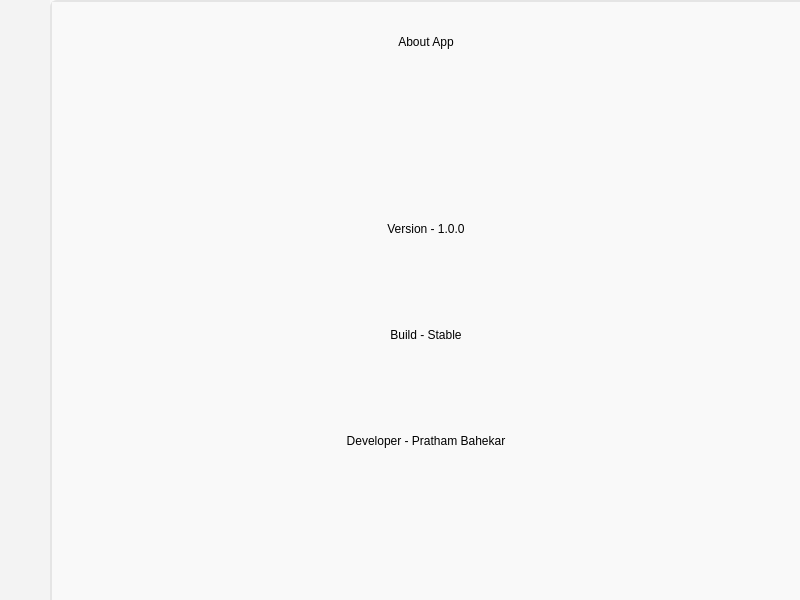
Qt form files/more/main.ui (prathambahekar/better-gui) before a commit.
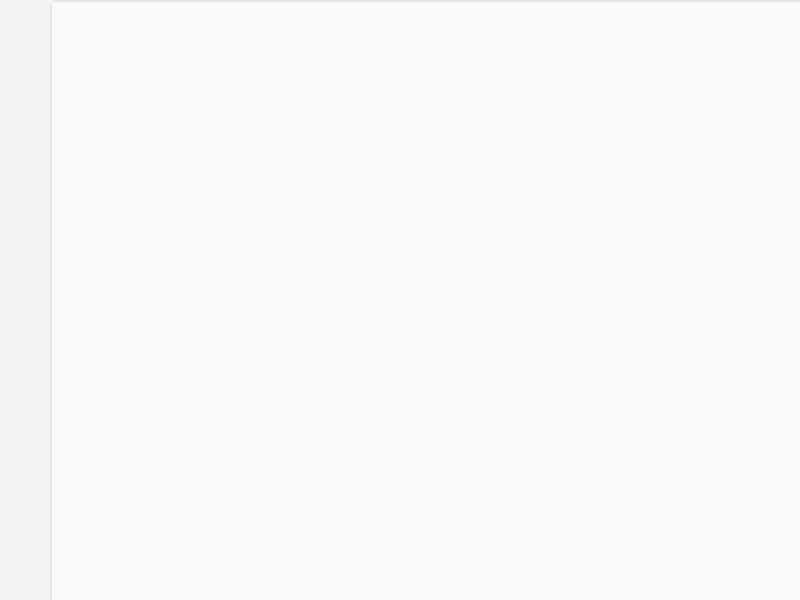
The same form after that commit. The open tabs and pages were chosen to show the change. Icons and pictures are not drawn.

The edit to the form file:
```diff
--- a/files/more/main.ui
+++ b/files/more/main.ui
@@ -297,134 +297,7 @@
          <widget class="QWidget" name="home_page"/>
          <widget class="QWidget" name="settings_page"/>
          <widget class="QWidget" name="info_page">
-          <layout class="QVBoxLayout" name="verticalLayout_3">
-           <item>
-            <widget class="QLabel" name="about_lbl">
-             <property name="minimumSize">
-              <size>
-               <width>0</width>
-               <height>61</height>
-              </size>
-             </property>
-             <property name="maximumSize">
-              <size>
-               <width>16777215</width>
-               <height>80</height>
-              </size>
-             </property>
-             <property name="styleSheet">
-              <string notr="true">font: 600 25pt &quot;Segoe UI Variable Display Semib&quot;;</string>
-             </property>
-             <property name="text">
-              <string>About App</string>
-             </property>
-             <property name="alignment">
-              <set>Qt::AlignCenter</set>
-             </property>
-            </widget>
-           </item>
-           <item>
-            <spacer name="verticalSpacer_2">
-             <property name="orientation">
-              <enum>Qt::Vertical</enum>
-             </property>
-             <property name="sizeHint" stdset="0">
-              <size>
-               <width>20</width>
-               <height>40</height>
-              </size>
-             </property>
-            </spacer>
-           </item>
-           <item>
-            <widget class="QLabel" name="version_lbl">
-             <property name="minimumSize">
-              <size>
-               <width>0</width>
-               <height>100</height>
-              </size>
-             </property>
-             <property name="maximumSize">
-              <size>
-               <width>16777215</width>
-               <height>100</height>
-              </size>
-             </property>
-             <property name="styleSheet">
-              <string notr="true"/>
-             </property>
-             <property name="text">
-              <string>Version - 1.0.0</string>
-             </property>
-             <property name="alignment">
-              <set>Qt::AlignCenter</set>
-             </property>
-            </widget>
-           </item>
-           <item>
-            <widget class="QLabel" name="build_lbl">
-             <property name="minimumSize">
-              <size>
-               <width>0</width>
-               <height>100</height>
-              </size>
-             </property>
-             <property name="maximumSize">
-              <size>
-               <width>16777215</width>
-               <height>100</height>
-              </size>
-             </property>
-             <property name="styleSheet">
-              <string notr="true"/>
-             </property>
-             <property name="text">
-              <string>Build - Stable</string>
-             </property>
-             <property name="alignment">
-              <set>Qt::AlignCenter</set>
-             </property>
-            </widget>
-           </item>
-           <item>
-            <widget class="QLabel" name="creator_lbl">
-             <property name="minimumSize">
-              <size>
-               <width>0</width>
-               <height>100</height>
-              </size>
-             </property>
-             <property name="maximumSize">
-              <size>
-               <width>16777215</width>
-               <height>100</height>
-              </size>
-             </property>
-             <property name="styleSheet">
-              <string notr="true"/>
-             </property>
-             <property name="text">
-              <string>Developer - Pratham Bahekar</string>
-             </property>
-             <property name="alignment">
-              <set>Qt::AlignCenter</set>
-             </property>
-            </widget>
-           </item>
-           <item>
-            <spacer name="verticalSpacer_3">
-             <property name="orientation">
-              <enum>Qt::Vertical</enum>
-             </property>
-             <property name="sizeHint" stdset="0">
-              <size>
-               <width>20</width>
-               <height>40</height>
-              </size>
-             </property>
-            </spacer>
-           </item>
-          </layout>
+          <layout class="QVBoxLayout" name="verticalLayout_3"/>
          </widget>
         </widget>
        </item>
```
Left out of the diff: 33 changed lines with no effect on the pictures.
